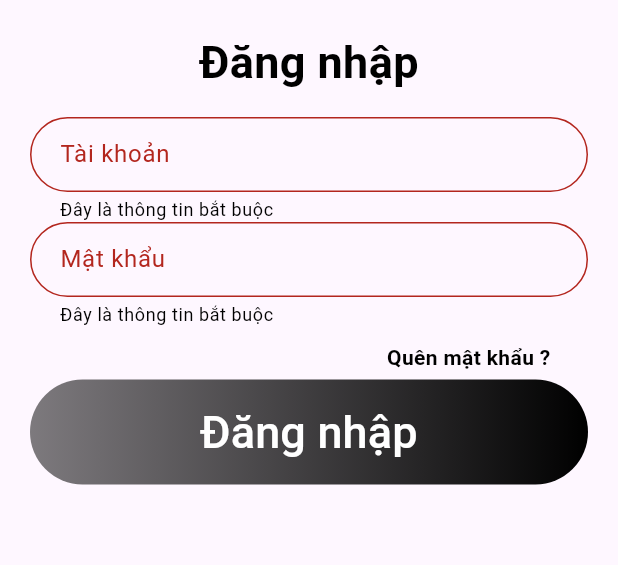
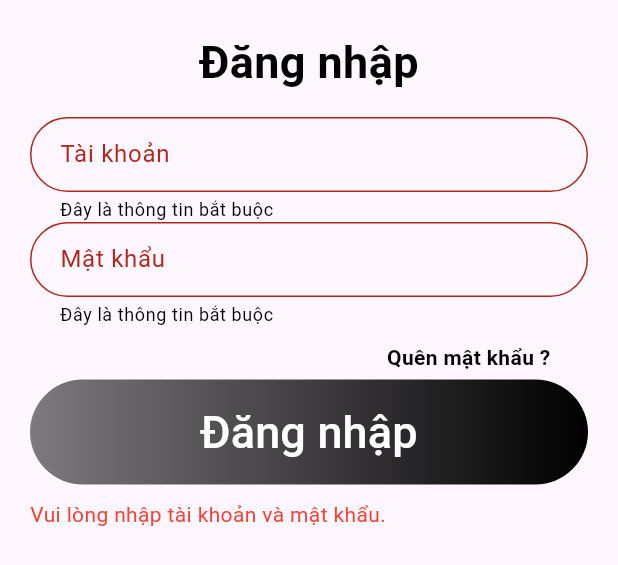
Before and after one commit to Quan04103/pizzaorder, a Flutter app: the LoginForm widget shown alone on an empty page, opened directly, after a tap on "Đăng nhập", on a phone screen of 412 x 824 dp. Shown: the top 565 px of the screen. Run offline on Flutter 3.47's test engine with Material 3 defaults, Android fonts, the phone set to English and light mode, and no system bars; our stand-ins replace carousel_slider, flutter_bloc, jwt_decoder, shared_preferences; accounts and stored records are empty.

Commit message:
Basic Login

```diff
--- a/client/pizzaorder/lib/components/loginForm.dart
+++ b/client/pizzaorder/lib/components/loginForm.dart
@@ -1,6 +1,8 @@
 import 'package:flutter/material.dart';
 import 'package:http/http.dart' as http;
 import 'package:pizzaorder/components/textField.dart';
+import 'package:pizzaorder/pages/account.dart';
+import 'package:shared_preferences/shared_preferences.dart';
 import 'dart:convert';
 import 'login_button_2.dart';
 
@@ -15,11 +17,24 @@ class _LoginFormState extends State<LoginForm> {
   final _userNameController = TextEditingController();
   final _passwordController = TextEditingController();
   bool _isNotValidate = false;
+  String? _errorMessage;
+  late SharedPreferences pref;
+
   void _validateFields() {
     setState(() {
       _isNotValidate =
           _userNameController.text.isEmpty || _passwordController.text.isEmpty;
     });
+  }
+
+  @override
+  void initState() {
+    super.initState();
+    initSharedPref();
+  }
+
+  void initSharedPref() async {
+    pref = await SharedPreferences.getInstance();
   }
 
   void loginUser() async {
@@ -39,18 +54,38 @@ class _LoginFormState extends State<LoginForm> {
 
         if (response.statusCode == 200) {
           var jsonResponse = jsonDecode(response.body);
-          print(jsonResponse['status']);
+          if (jsonResponse['status']) {
+            var myToken = jsonResponse['token'];
+            pref.setString('token', myToken);
+
+            Navigator.push(
+              context,
+              MaterialPageRoute(
+                builder: (context) => Account(
+                  token: myToken,
+                ),
+              ),
+            );
+          } else {
+            setState(() {
+              _errorMessage = 'Đăng nhập thất bại: ${jsonResponse['message']}';
+            });
+          }
         } else {
-          print('Request failed with status: ${response.statusCode}.');
-          // Hiển thị thông báo lỗi từ server
+          setState(() {
+            _errorMessage =
+                'Request failed with status: ${response.statusCode}.';
+          });
         }
-
-        print("Data : $regBody");
       } catch (e) {
-        print('Error: $e');
+        setState(() {
+          _errorMessage = 'Error: $e';
+        });
       }
     } else {
-      print("Please fill all fields");
+      setState(() {
+        _errorMessage = 'Vui lòng nhập tài khoản và mật khẩu.';
+      });
     }
   }
 
@@ -98,14 +133,7 @@ class _LoginFormState extends State<LoginForm> {
             child: Padding(
               padding: const EdgeInsets.only(right: 25),
               child: GestureDetector(
-                onTap: () {
-                  // Navigator.push(
-                  //   context,
-                  //   MaterialPageRoute(
-                  //     builder: (context) => const HomePage(),
-                  //   ),
-                  // );
-                },
+                onTap: () {},
                 child: const Text(
                   'Quên mật khẩu ?',
                   style: TextStyle(
@@ -126,7 +154,15 @@ class _LoginFormState extends State<LoginForm> {
             width: 40,
             fontSize: 30,
             onPressed: loginUser,
-          )
+          ),
+          if (_errorMessage != null)
+            Padding(
+              padding: const EdgeInsets.only(top: 10),
+              child: Text(
+                _errorMessage!,
+                style: const TextStyle(color: Colors.red),
+              ),
+            ),
         ],
       ),
     );
```
Also changed, not shown: client/pizzaorder/lib/components/registerForm.dart (+5 -4 lines), client/pizzaorder/lib/pages/account.dart (+38 -25 lines), 1 other file.
